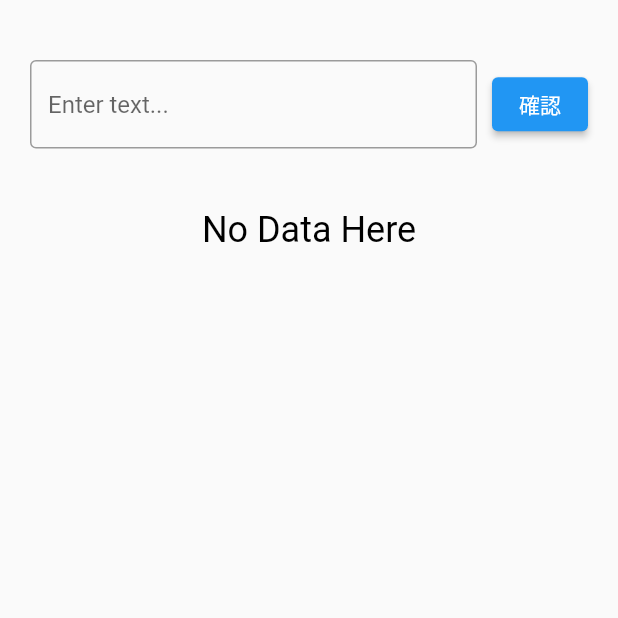
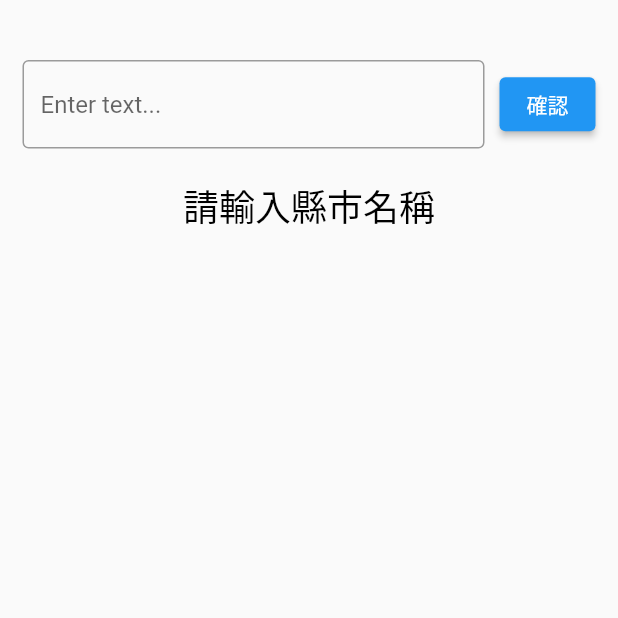
Before and after one commit to et860525/flutter-weather, a Flutter app: the screen it shows after launch, on a phone screen of 412 x 824 dp, the top half of it. Run offline on Flutter 3.47's test engine with Material 2 defaults, Android fonts, the phone set to English and light mode, and no system bars; our stand-ins replace dio, flutter_riverpod.

```diff
--- a/lib/main.dart
+++ b/lib/main.dart
@@ -41,7 +41,11 @@ class MyHomePage extends ConsumerWidget {
   Widget build(BuildContext context, WidgetRef ref) {
     AsyncValue weatherData = ref.watch(weatherDataProvider);
 
-    return Scaffold(
+    return GestureDetector(
+      onTap: () {
+        FocusManager.instance.primaryFocus?.unfocus();
+      },
+      child: Scaffold(
           resizeToAvoidBottomInset: false,
           body: Column(children: [
             SearchArea(locationNameProvider, weatherDataProvider),
@@ -53,7 +57,7 @@ class MyHomePage extends ConsumerWidget {
 
                   if (weatherData['records'] == null) {
                     return const Text(
-                    'No Data Here',
+                      '請輸入縣市名稱',
                       style: TextStyle(fontSize: 24.0),
                     );
                   } else if (weatherData['records']['location'].isEmpty) {
@@ -79,20 +83,19 @@ class MyHomePage extends ConsumerWidget {
                               weatherData['records']['location'][0]
                                   ['locationName'],
                               style: const TextStyle(
-                                fontWeight: FontWeight.w700,
-                                fontSize: 24,
-                                color: Colors.black87),
+                                  fontSize: 24, color: Colors.black87),
                             )
                           ],
                         ),
                         Container(
-                        padding: const EdgeInsets.all(10),
+                          padding: const EdgeInsets.all(5),
                         ),
                         WeatherForecast(location: data.records.location[0])
                       ],
                     );
                   }
                 })
-        ]));
+          ])),
+    );
   }
 }
--- a/lib/widgets/searchBar.dart
+++ b/lib/widgets/searchBar.dart
@@ -12,7 +12,7 @@ class SearchArea extends ConsumerWidget {
   @override
   Widget build(final BuildContext context, WidgetRef ref) {
     return Container(
-      padding: const EdgeInsets.symmetric(vertical: 40, horizontal: 20),
+      padding: const EdgeInsets.only(left: 15, top: 40, right: 15, bottom: 20),
       child: Row(
         children: [
           Expanded(
--- a/pubspec.yaml
+++ b/pubspec.yaml
@@ -17,7 +17,6 @@ dependencies:
   dio: ^5.2.1+1
   flutter_riverpod: ^2.3.6
   intl: ^0.18.1
-  auto_size_text: ^3.0.0
 
 dev_dependencies:
   flutter_test:
```
Also changed, not shown: lib/widgets/forecast.dart (+18 -26 lines), lib/widgets/weatherCard.dart (+32 -9 lines), pubspec.lock. Lines whose indentation alone changed are shown as unchanged.
